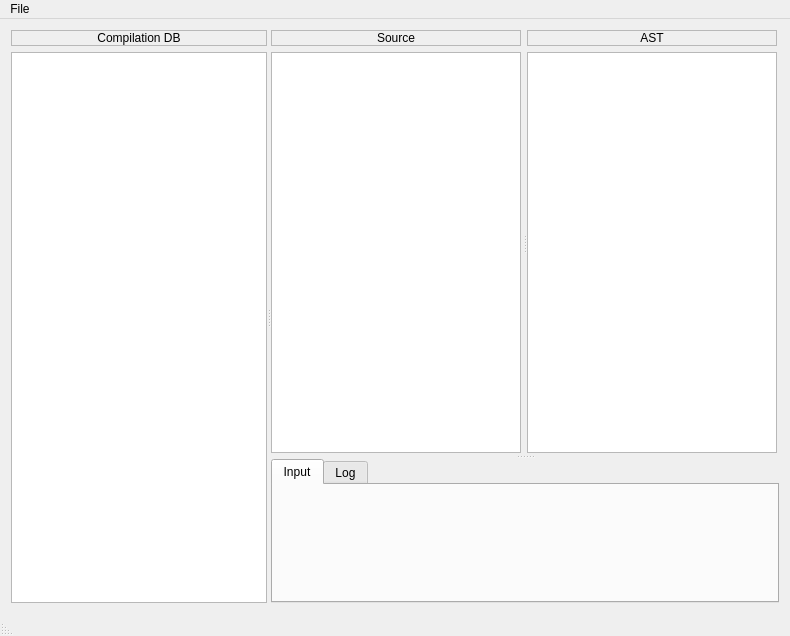
This is src/gui/mainwindow.ui in ahueck/astviewer as Qt 5 draws it before an edit. The edited form follows.
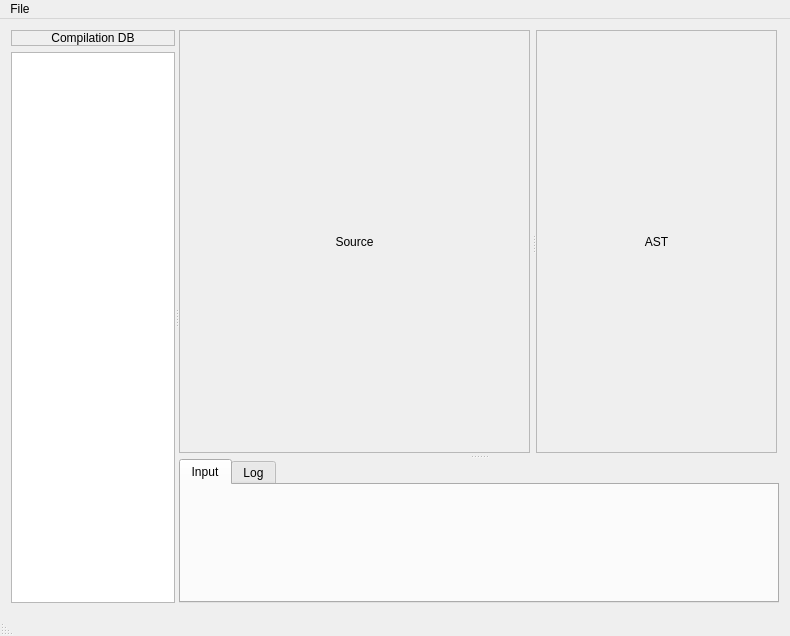
This is the edited form.

```diff
--- a/src/gui/mainwindow.ui
+++ b/src/gui/mainwindow.ui
@@ -17,19 +17,25 @@
    <layout class="QHBoxLayout" name="centralHLayout">
     <item>
      <widget class="QSplitter" name="centralSplitterH">
+      <property name="maximumSize">
+       <size>
+        <width>16777215</width>
+        <height>16777215</height>
+       </size>
+      </property>
       <property name="orientation">
        <enum>Qt::Horizontal</enum>
       </property>
       <widget class="QWidget" name="widgetLeft" native="true">
        <property name="sizePolicy">
-        <sizepolicy hsizetype="MinimumExpanding" vsizetype="Preferred">
+        <sizepolicy hsizetype="Preferred" vsizetype="Preferred">
          <horstretch>0</horstretch>
          <verstretch>0</verstretch>
         </sizepolicy>
        </property>
        <property name="minimumSize">
         <size>
-         <width>150</width>
+         <width>100</width>
          <height>0</height>
         </size>
        </property>
@@ -102,8 +108,14 @@
           <property name="alternatingRowColors">
            <bool>true</bool>
           </property>
+          <property name="textElideMode">
+           <enum>Qt::ElideLeft</enum>
+          </property>
+          <property name="resizeMode">
+           <enum>QListView::Fixed</enum>
+          </property>
           <property name="wordWrap">
-           <bool>true</bool>
+           <bool>false</bool>
           </property>
          </widget>
         </item>
@@ -111,14 +123,14 @@
       </widget>
       <widget class="QWidget" name="widgetRight" native="true">
        <property name="sizePolicy">
-        <sizepolicy hsizetype="Maximum" vsizetype="Preferred">
+        <sizepolicy hsizetype="MinimumExpanding" vsizetype="Preferred">
          <horstretch>4</horstretch>
          <verstretch>0</verstretch>
         </sizepolicy>
        </property>
        <property name="minimumSize">
         <size>
-         <width>450</width>
+         <width>600</width>
          <height>0</height>
         </size>
        </property>
@@ -207,9 +219,6 @@
                   </property>
                  </widget>
                 </item>
-                <item>
-                 <widget class="QPlainTextEdit" name="plainTextEditSrc"/>
-                </item>
                </layout>
               </widget>
               <widget class="QWidget" name="widgetAST" native="true">
@@ -239,19 +248,6 @@
                   </property>
                  </widget>
                 </item>
-                <item>
-                 <widget class="QPlainTextEdit" name="plainTextEditAST">
-                  <property name="acceptDrops">
-                   <bool>false</bool>
-                  </property>
-                  <property name="undoRedoEnabled">
-                   <bool>false</bool>
-                  </property>
-                  <property name="readOnly">
-                   <bool>true</bool>
-                  </property>
-                 </widget>
-                </item>
                </layout>
               </widget>
              </widget>
```
